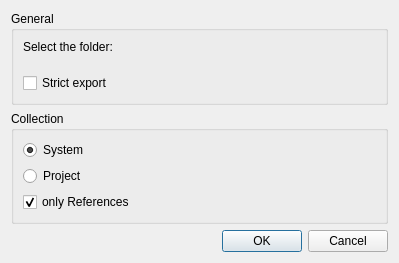
Qt form src/mainui/bibtexexportdialog.ui (KDE/conquirere) before a commit.
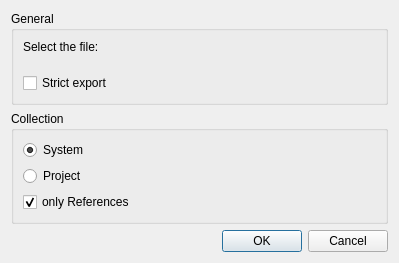
The same form after that commit. Custom widgets are drawn as their Qt base class.

Commit message: add progress dialog to the exporter

Patch:
```diff
--- a/src/mainui/bibtexexportdialog.ui
+++ b/src/mainui/bibtexexportdialog.ui
@@ -23,7 +23,7 @@
       <item>
        <widget class="QLabel" name="label">
         <property name="text">
-         <string>Select the folder:</string>
+         <string>Select the file:</string>
         </property>
        </widget>
       </item>
```
Left out of the diff: 3 changed lines with no effect on the pictures. The commit also changes 7 other files.
